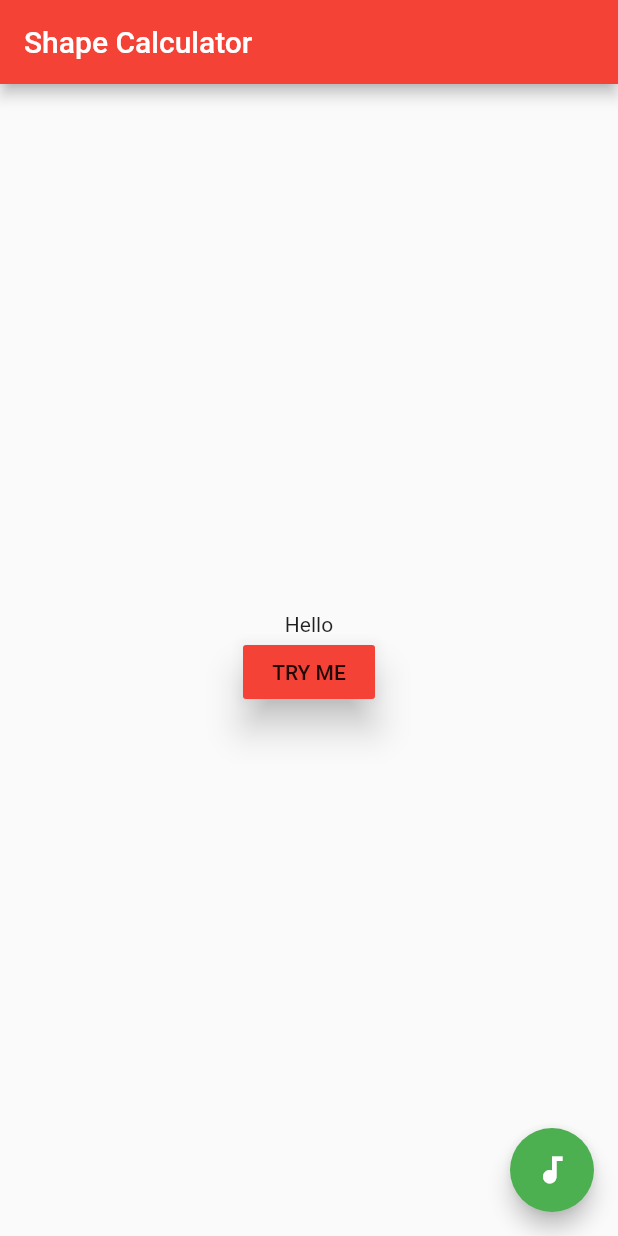
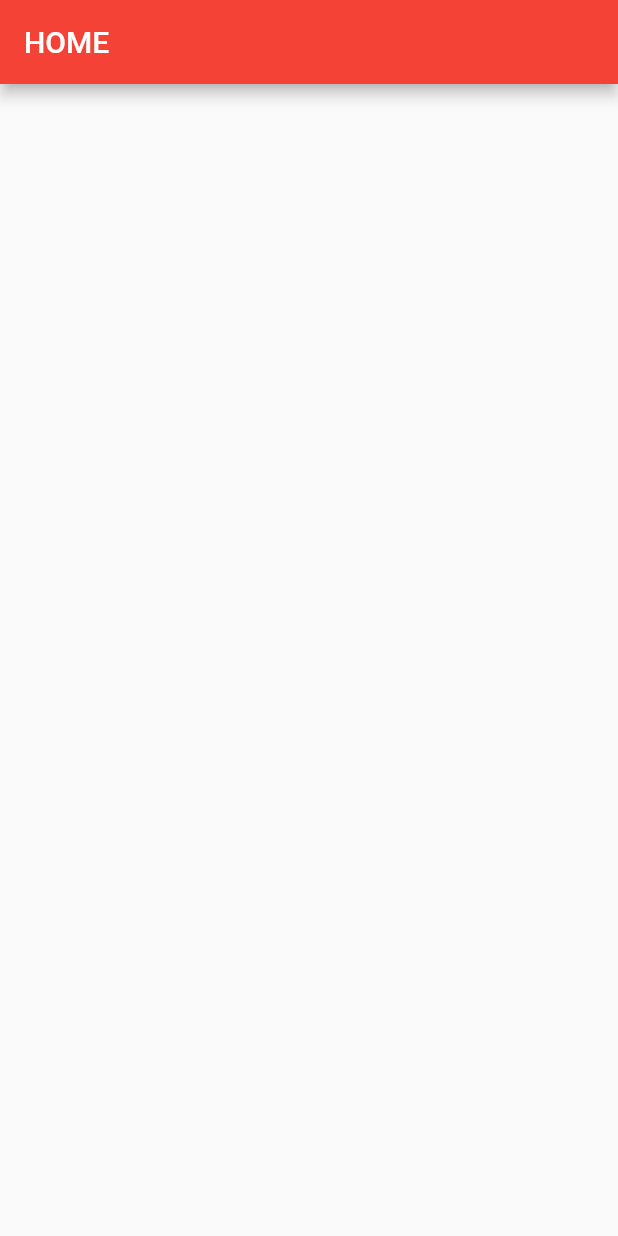
Before and after one commit to Prasen86/shapecalculator_app, a Flutter app: the screen it shows after launch, after a tap on "TRY ME", on a phone screen of 412 x 824 dp. Run offline on Flutter 3.47's test engine with Material 2 defaults, Android fonts, the phone set to English and light mode, and no system bars.

Commit message:
Adding Home Screen

```diff
--- /dev/null
+++ b/lib/homeScreen.dart
@@ -0,0 +1,30 @@
+import 'package:flutter/material.dart';
+
+class ScreenApp extends StatelessWidget {
+  @override
+  Widget build(BuildContext context) {
+    return MaterialApp(
+      theme: ThemeData(
+        primaryColor: Colors.red,
+        brightness: Brightness.light,
+      ),
+      home: ScreenPage(),
+    );
+  }
+}
+
+class ScreenPage extends StatefulWidget {
+  @override
+  _ScreenPageState createState() => _ScreenPageState();
+}
+
+class _ScreenPageState extends State<ScreenPage> {
+  @override
+  Widget build(BuildContext context) {
+    return new Scaffold(
+      appBar: new AppBar(
+        title: new Text("HOME"),
+      ),
+    );
+  }
+}
--- a/lib/main.dart
+++ b/lib/main.dart
@@ -1,4 +1,5 @@
 import 'package:flutter/material.dart';
+import 'package:shapecalculator_app/homeScreen.dart';
 
 void main() => runApp(MyApp());
 
@@ -24,6 +25,9 @@ class _MyHomePageState extends State<MyHomePage> {
   //Method to write code for Guest Login
   void _loginGuest() {
     setState(() {});
+    Navigator.push(context, MaterialPageRoute(builder: (context) {
+      return ScreenApp();
+    }));
   }
 
   //Creating Widget for Main Body of the App
```
